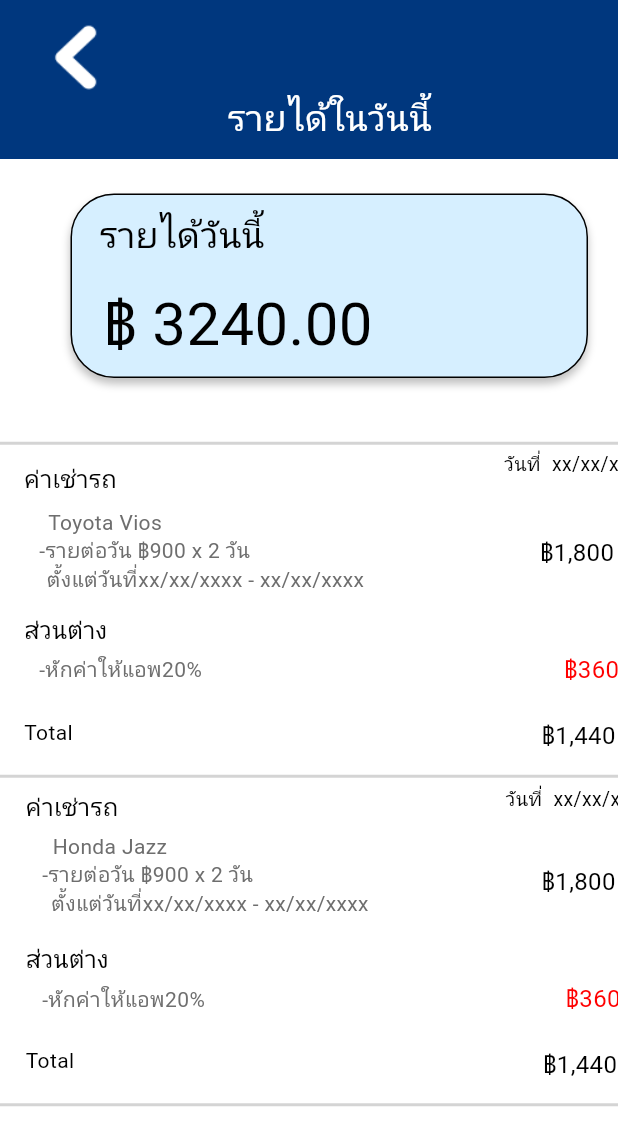
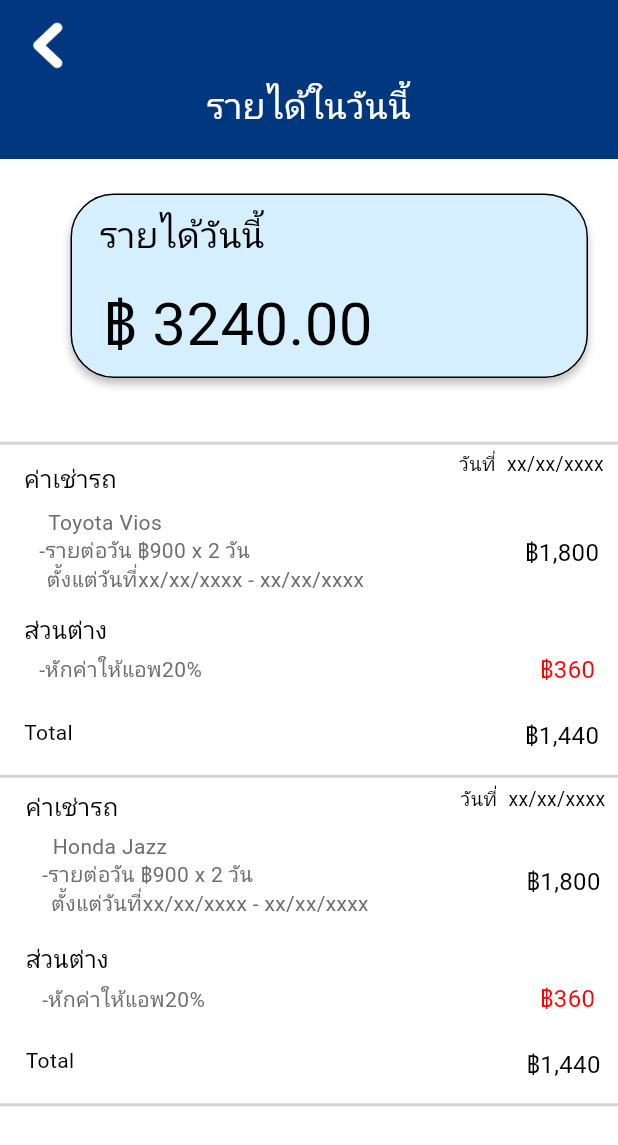
Before and after one commit to Napatpongc/Mustode_B_car, a Flutter app: the TotalIncome2 widget shown alone on an empty page, opened directly, on a phone screen of 412 x 824 dp. Shown: the top 1145 px of the screen. Run offline on Flutter 3.47's test engine with Material 3 defaults, Android fonts, the phone set to English and light mode, and no system bars; our stand-ins replace cloud_firestore, firebase_auth, firebase_core, flutter_map, google_sign_in, image_picker and 3 more; accounts and stored records are empty; network calls fail; Roboto replaces fonts that are missing (IBM Plex Sans Thai Looped).

Commit message:
update totalIncome pages

```diff
--- a/lib/total_income_2 copy.dart
+++ b/lib/total_income_2 copy.dart
@@ -29,12 +29,12 @@ class TotalIncome2 extends StatelessWidget {
       children: [
         Container(
           width: 440,
-          height: 956,
+          height: 956,//เดี๋ยวต้องปรับให้มันเลื่อนลงได้ในกรณ
           clipBehavior: Clip.antiAlias,
           decoration: BoxDecoration(color: Colors.white),
           child: Stack(
             children: [
-              Positioned(
+              Positioned(//แทบสีน้ำเงินใหญ่ที่อยู่คล้ายแถบพื้นหลัง
                 left: 0,
                 top: 0,
                 child: Container(
@@ -44,11 +44,11 @@ class TotalIncome2 extends StatelessWidget {
                 ),
               ),
               Positioned(
-                left: 20,
+                left: 10,
                 top: 10,
                 child: Container(
-                  width: 60,
-                  height: 60,
+                  width: 43,
+                  height: 43,
                   decoration: BoxDecoration(
                     image: DecorationImage(
                       image: AssetImage("assets/image/lessterthan_sign_image.png"),
@@ -57,12 +57,12 @@ class TotalIncome2 extends StatelessWidget {
                   ),
                 ),
               ),
-              Positioned(
-                left: 139,
-                top: 61,
-                child: SizedBox(
-                  width: 162,
-                  height: 38,
+              Stack(
+                children: [
+                  Container(
+                    width: double.infinity,  // แถบเต็มความกว้าง
+                    height: 140,  // ความสูงของแถบ
+                    alignment: Alignment.center,  // จัดตรงกลาง
                     child: Text(
                       'รายได้ในวันนี้',
                       textAlign: TextAlign.center,
@@ -74,8 +74,10 @@ class TotalIncome2 extends StatelessWidget {
                       ),
                     ),
                   ),
+                ],
               ),
-              Positioned(
+
+              Positioned(//กรอบรายได้วันนี้
                 left: 47,
                 top: 129,
                 child: Container(
@@ -138,7 +140,7 @@ class TotalIncome2 extends StatelessWidget {
                   decoration: BoxDecoration(color: Color(0x00D9D9D9)),
                 ),
               ),
-              Positioned(
+              Positioned(//เส้นบนค่าเช่าลด แต่ ล่างกรอบรายได้วันนี้
                 left: -1,
                 top: 295,
                 child: Container(
@@ -154,7 +156,7 @@ class TotalIncome2 extends StatelessWidget {
                   ),
                 ),
               ),
-              Positioned(
+              Positioned(//เส้นบนค่าเช่าลด อันที่2
                 left: -1,
                 top: 517,
                 child: Container(
@@ -184,7 +186,7 @@ class TotalIncome2 extends StatelessWidget {
                 ),
               ),
               Positioned(
-                left: 336,
+                left: 306,
                 top: 300,
                 child: Text(
                   'วันที่  xx/xx/xxxx',
@@ -266,7 +268,7 @@ class TotalIncome2 extends StatelessWidget {
                 ),
               ),
               Positioned(
-                left: 360,
+                left: 350,
                 top: 356,
                 child: SizedBox(
                   width: 63,
@@ -282,7 +284,7 @@ class TotalIncome2 extends StatelessWidget {
                 ),
               ),
               Positioned(
-                left: 376,
+                left: 360,
                 top: 434,
                 child: SizedBox(
                   width: 47,
@@ -298,7 +300,7 @@ class TotalIncome2 extends StatelessWidget {
                 ),
               ),
               Positioned(
-                left: 361,
+                left: 350,
                 top: 478,
                 child: SizedBox(
                   width: 55,
@@ -356,7 +358,7 @@ class TotalIncome2 extends StatelessWidget {
                 ),
               ),
               Positioned(
-                left: 337,
+                left: 307,
                 top: 523,
                 child: Text(
                   'วันที่  xx/xx/xxxx',
@@ -434,7 +436,7 @@ class TotalIncome2 extends StatelessWidget {
                 ),
               ),
               Positioned(
-                left: 361,
+                left: 351,
                 top: 575,
                 child: SizedBox(
                   width: 63,
@@ -450,7 +452,7 @@ class TotalIncome2 extends StatelessWidget {
                 ),
               ),
               Positioned(
-                left: 377,
+                left: 360,
                 top: 653,
                 child: SizedBox(
                   width: 47,
@@ -466,7 +468,7 @@ class TotalIncome2 extends StatelessWidget {
                 ),
               ),
               Positioned(
-                left: 362,
+                left: 351,
                 top: 697,
                 child: SizedBox(
                   width: 55,
```
Also changed, not shown: lib/total_income_1 copy.dart (+12 -12 lines), pubspec.lock, 2 other files. Lines whose indentation alone changed are shown as unchanged.
